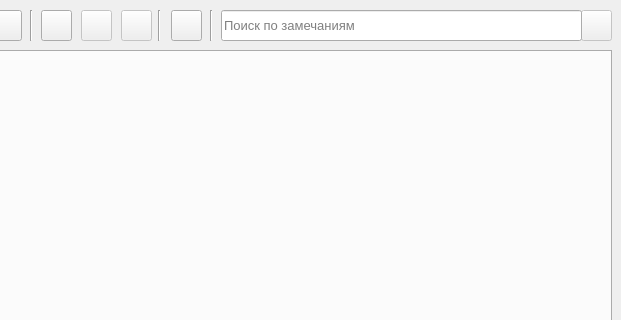
First picture: the form in ui_main_window.ui, repository eluvesi/nca, before the edit; both pictures show x 179 to 800 and y 0 to 320 of the 800 by 600 pixel window.
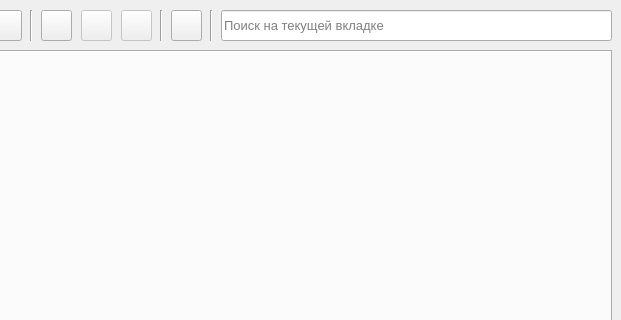
Second picture: the form after the edit. Icons and pictures are not drawn.

Commit message: Реализована возможность поиска по замечаниям на текущей вкладке. В связи с этим немного изменён интерфейс. Описание класса MainWindow вынесено из 'main.py' в отдельный файл 'main_window.py'.

```diff
--- a/ui_main_window.ui
+++ b/ui_main_window.ui
@@ -2,9 +2,6 @@
 <ui version="4.0">
  <class>MainWindow</class>
  <widget class="QMainWindow" name="MainWindow">
-  <property name="enabled">
-   <bool>true</bool>
-  </property>
   <property name="geometry">
    <rect>
     <x>0</x>
@@ -71,44 +68,12 @@
      </size>
     </property>
    </widget>
-   <widget class="QPushButton" name="searchButton">
-    <property name="enabled">
-     <bool>false</bool>
-    </property>
-    <property name="geometry">
-     <rect>
-      <x>760</x>
-      <y>10</y>
-      <width>31</width>
-      <height>31</height>
-     </rect>
-    </property>
-    <property name="cursor">
-     <cursorShape>PointingHandCursor</cursorShape>
-    </property>
-    <property name="toolTip">
-     <string>Искать</string>
-    </property>
-    <property name="text">
-     <string/>
-    </property>
-    <property name="icon">
-     <iconset>
-      <normaloff>icons/find.png</normaloff>icons/find.png</iconset>
-    </property>
-    <property name="iconSize">
-     <size>
-      <width>24</width>
-      <height>24</height>
-     </size>
-    </property>
-   </widget>
    <widget class="QLineEdit" name="searchLineEdit">
     <property name="geometry">
      <rect>
       <x>400</x>
       <y>10</y>
-      <width>361</width>
+      <width>391</width>
       <height>31</height>
      </rect>
     </property>
@@ -118,7 +83,10 @@
      </font>
     </property>
     <property name="placeholderText">
-     <string>Поиск по замечаниям</string>
+     <string>Поиск на текущей вкладке</string>
+    </property>
+    <property name="clearButtonEnabled">
+     <bool>true</bool>
     </property>
    </widget>
    <widget class="QPushButton" name="fileCreateButton">
@@ -444,7 +412,7 @@
      <rect>
       <x>330</x>
       <y>10</y>
-      <width>16</width>
+      <width>21</width>
       <height>31</height>
      </rect>
     </property>
```
Left out of the diff: 13 changed lines with no effect on the pictures. The commit also changes 6 other files.
